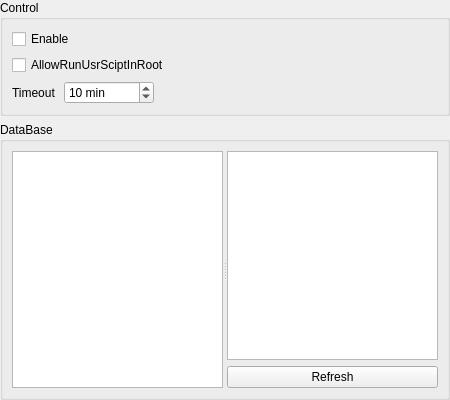
Before: the Qt Designer form src/settings/scriptsettingdialog.ui in Wing-summer/WingHexExplorer2, drawn with Qt 5.
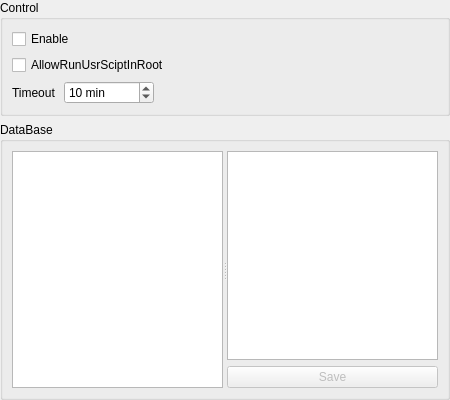
After: the same form once the commit is applied.

Diff of the .ui file:
```diff
--- a/src/settings/scriptsettingdialog.ui
+++ b/src/settings/scriptsettingdialog.ui
@@ -130,9 +130,12 @@
            <widget class="QTextBrowser" name="textBrowser"/>
           </item>
           <item>
-           <widget class="QPushButton" name="btnRefresh">
+           <widget class="QPushButton" name="btnSave">
+            <property name="enabled">
+             <bool>false</bool>
+            </property>
             <property name="text">
-             <string>Refresh</string>
+             <string>Save</string>
             </property>
            </widget>
           </item>
```
